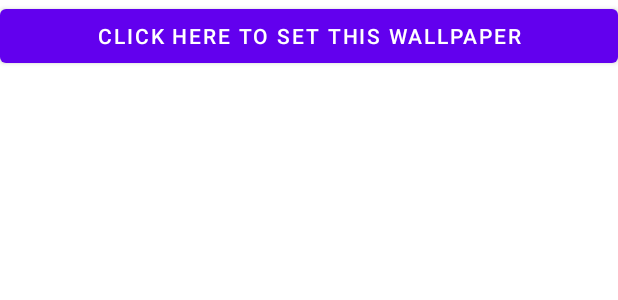
After one commit to ethanmdavidson/DeathProgress, an Android app: the layout set_wallpaper_button.xml on its own in the app's theme, with its tools: preview values and no code run, on a phone screen of 412 x 824 dp. The commit adds this screen. Shown: the top 300 px of the screen. Run offline under Robolectric (Android 15) with nearby library versions, the phone set to English and light mode, and no system bars.

Commit message:
add button to set wallpaper

```diff
--- a/app/src/main/AndroidManifest.xml
+++ b/app/src/main/AndroidManifest.xml
@@ -1,7 +1,10 @@
 <?xml version="1.0" encoding="utf-8"?>
 <manifest xmlns:android="http://schemas.android.com/apk/res/android"
     package="com.machinerychorus.lifeprogresswallpaper">
-
+    <uses-feature
+        android:name="android.software.live_wallpaper"
+        android:required="true" />
+    <uses-permission android:name="android.permission.SET_WALLPAPER" />
     <application
         android:icon="@mipmap/ic_launcher"
         android:label="@string/app_name"
@@ -35,5 +38,4 @@
                 android:resource="@xml/wallpaper"/>
         </service>
     </application>
-
 </manifest>
--- /dev/null
+++ b/app/src/main/res/layout/set_wallpaper_button.xml
@@ -0,0 +1,9 @@
+<?xml version="1.0" encoding="utf-8"?>
+<Button
+    xmlns:android="http://schemas.android.com/apk/res/android"
+    android:id="@+id/resetButton"
+    android:text="@string/setWallpaperButtonLabel"
+    android:layout_width="match_parent"
+    android:layout_height="wrap_content"
+    android:onClick="setWallpaper">
+</Button>
--- a/app/src/main/res/values/strings.xml
+++ b/app/src/main/res/values/strings.xml
@@ -8,10 +8,11 @@
     <string name="expectancyKey">expectancy</string>
     <string name="progressFontSizeKey">progressFontSize</string>
     <string name="decimalsKey">decimals</string>
-    <string name="setWallpaperButtonName">Change Wallpaper</string>
     <string name="goalsKey">goals</string>
     <string name="goalsFontSizeKey">goalsFontSize</string>
     <string name="statusBarHeightKey">statusBarHeight</string>
+    <string name="setWallpaperButtonLabel">Click Here to Set this Wallpaper</string>
+    <string name="setWallpaperButtonId">setWallpaperButton</string>
 
     <string name="cancel">Cancel</string>
     <string name="confirm">Confirm</string>
```
Also changed, not shown: app/src/main/java/com/machinerychorus/lifeprogresswallpaper/SettingsActivity.kt (+12 -0 lines), app/src/main/res/xml/preferences.xml (+7 -4 lines).
